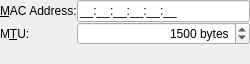
The window that libs/ui/wired.ui (netrunner-debian-kde-extras/networkmanagement) describes before a commit, drawn with Qt 5.
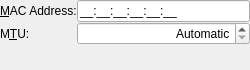
The same window after the commit.

Patch:
```diff
--- a/libs/ui/wired.ui
+++ b/libs/ui/wired.ui
@@ -6,7 +6,7 @@
     <x>0</x>
     <y>0</y>
     <width>250</width>
-    <height>64</height>
+    <height>70</height>
    </rect>
   </property>
   <property name="windowTitle" >
@@ -71,6 +71,9 @@
        <property name="alignment" >
         <set>Qt::AlignRight|Qt::AlignTrailing|Qt::AlignVCenter</set>
        </property>
+       <property name="specialValueText" >
+        <string>Automatic</string>
+       </property>
        <property name="suffix" >
         <string> bytes</string>
        </property>
@@ -81,7 +84,7 @@
         <number>10</number>
        </property>
        <property name="value" >
-        <number>1500</number>
+        <number>0</number>
        </property>
       </widget>
      </item>
```
Left out of the diff: 8 changed lines with no effect on the pictures.
